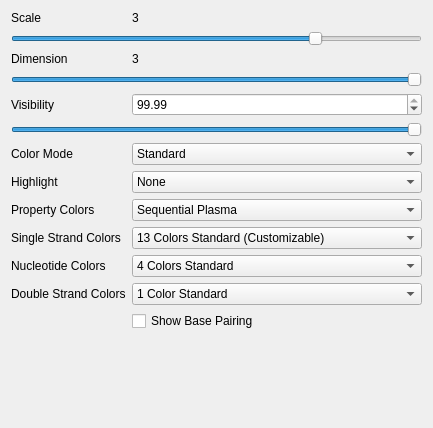
This is AdenitaCoreSE/form/SEAdenitaVisualModelProperties.ui in edellano/Adenita-SAMSON-Edition as Qt 5 draws it before an edit. The edited form follows.
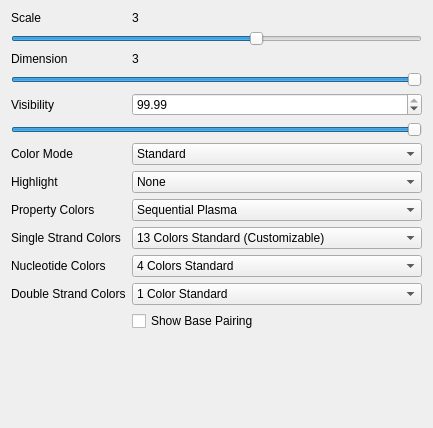
This is the edited form.

The edit to the form file:
```diff
--- a/AdenitaCoreSE/form/SEAdenitaVisualModelProperties.ui
+++ b/AdenitaCoreSE/form/SEAdenitaVisualModelProperties.ui
@@ -39,7 +39,7 @@
      <item row="1" column="0" colspan="2">
       <widget class="QSlider" name="hslScale">
        <property name="maximum">
-        <number>40</number>
+        <number>50</number>
        </property>
        <property name="singleStep">
         <number>1</number>
```
